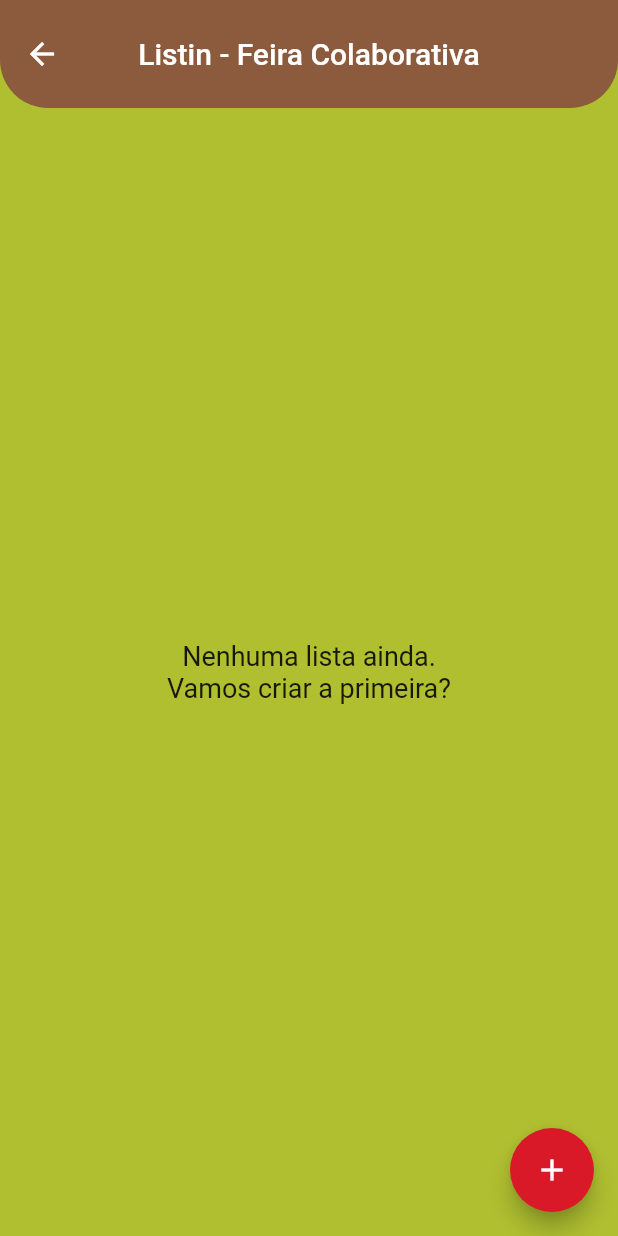
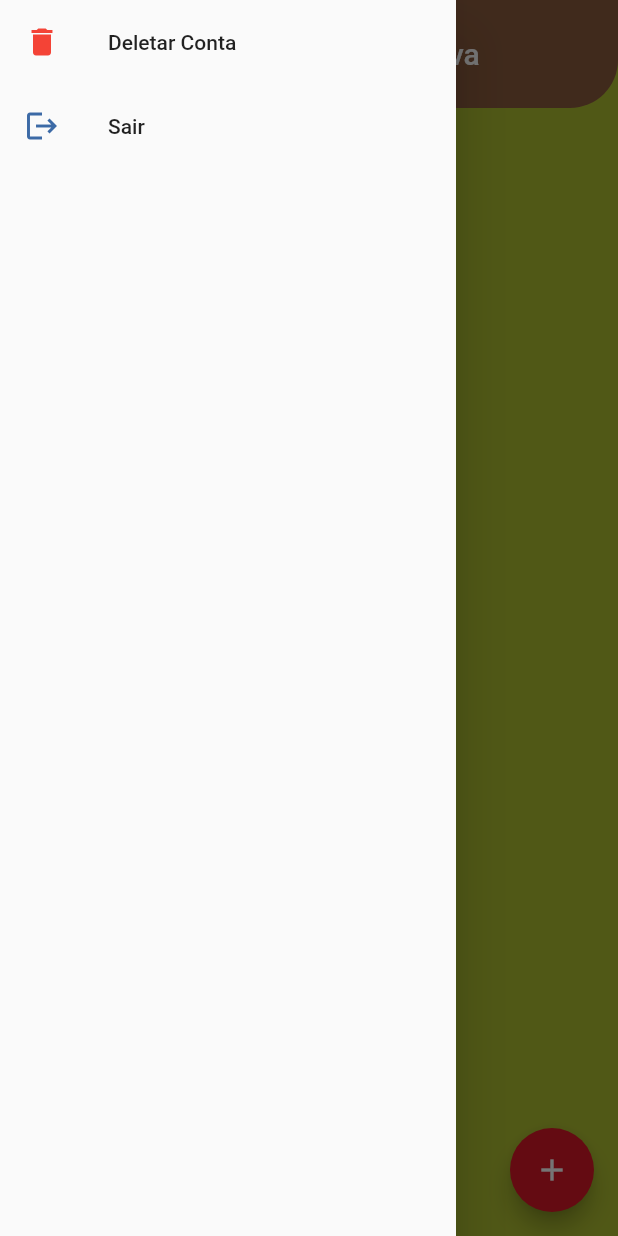
Before and after one commit to arturgussi/flutter_firebase_cloudFireStore, a Flutter app: the HomeScreen screen opened directly, with the side drawer open (before the commit the screen has no drawer), on a phone screen of 412 x 824 dp. Run offline on Flutter 3.47's test engine with Material 2 defaults, Android fonts, the phone set to English and light mode, and no system bars; our stand-ins replace cloud_firestore, firebase_auth, firebase_core; accounts and stored records are empty; generated files the repository leaves out were written again; network calls fail.

Commit message:
Aula 4: Deslogando e excluindo contas

```diff
--- a/flutter_firebase_firestore_first-main/lib/authentication/component/show_snackbar.dart
+++ b/flutter_firebase_firestore_first-main/lib/authentication/component/show_snackbar.dart
@@ -7,7 +7,7 @@ showSnackBar({
 }) {
   SnackBar snackBar = SnackBar(
     content: Text(text),
-    backgroundColor: isErro ? Colors.green : Colors.red,
+    backgroundColor: isErro ? Colors.red : Colors.green,
   );
 
   ScaffoldMessenger.of(context).showSnackBar(snackBar);
--- a/flutter_firebase_firestore_first-main/lib/firestore/presentation/home_screen.dart
+++ b/flutter_firebase_firestore_first-main/lib/firestore/presentation/home_screen.dart
@@ -1,5 +1,7 @@
 import 'package:cloud_firestore/cloud_firestore.dart';
 import 'package:flutter/material.dart';
+import 'package:flutter_firebase_firestore_first/authentication/component/show_confirmation_password_dialog.dart';
+import 'package:flutter_firebase_firestore_first/authentication/services/auth_service.dart';
 import 'package:flutter_firebase_firestore_first/firestore_produtos/presentation/produto_screen.dart';
 import 'package:uuid/uuid.dart';
 import '../models/listin.dart';
@@ -66,6 +68,30 @@ class _HomeScreenState extends State<HomeScreen> {
   @override
   Widget build(BuildContext context) {
     return Scaffold(
+      drawer: Drawer(
+        child: ListView(
+          children: [
+            ListTile(
+              leading: const Icon(
+                Icons.delete,
+                color: Colors.red,
+              ),
+              title: const Text("Deletar Conta"),
+              onTap: () {
+                // AuthService().removerConta();
+                showContimationPasswordDialog(context: context, email: "");
+              },
+            ),
+            ListTile(
+              leading: const Icon(Icons.logout),
+              title: const Text("Sair"),
+              onTap: () {
+                AuthService().deslogar();
+              },
+            )
+          ],
+        ),
+      ),
       appBar: AppBar(
         title: const Text("Listin - Feira Colaborativa"),
       ),
```
Also changed, not shown: flutter_firebase_firestore_first-main/lib/authentication/component/show_confirmation_password_dialog.dart (added, +49 -0 lines), flutter_firebase_firestore_first-main/lib/authentication/screens/auth_screen.dart (+4 -12 lines), flutter_firebase_firestore_first-main/lib/authentication/services/auth_service.dart (+23 -0 lines), flutter_firebase_firestore_first-main/lib/main.dart (+25 -1 lines).
